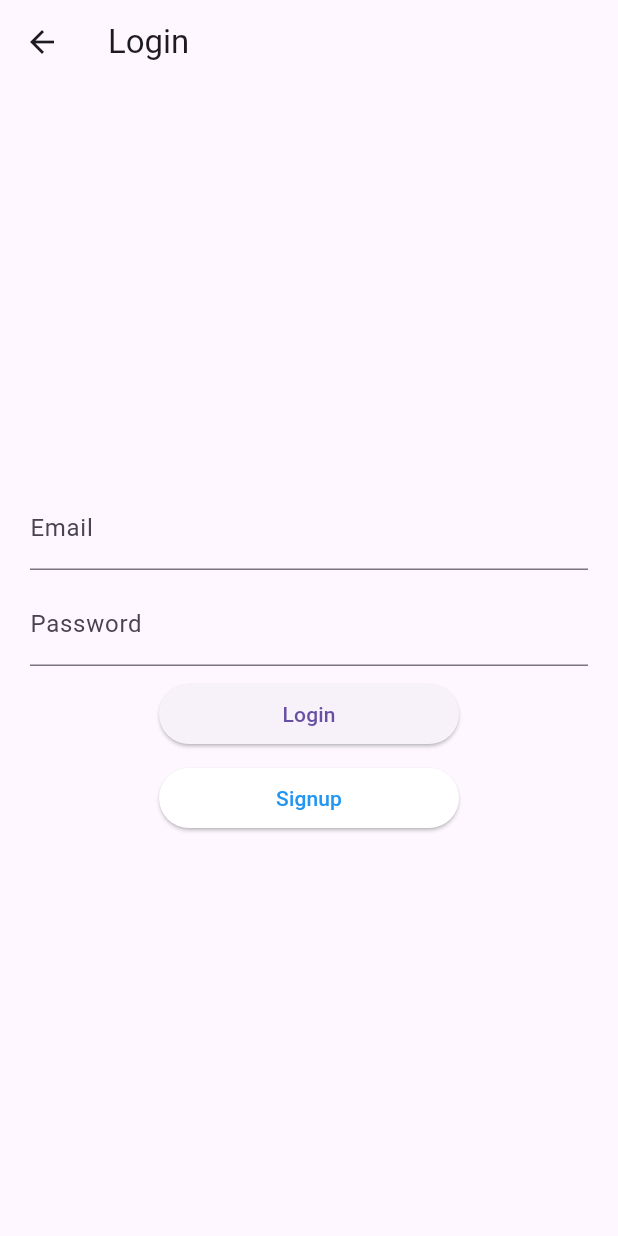
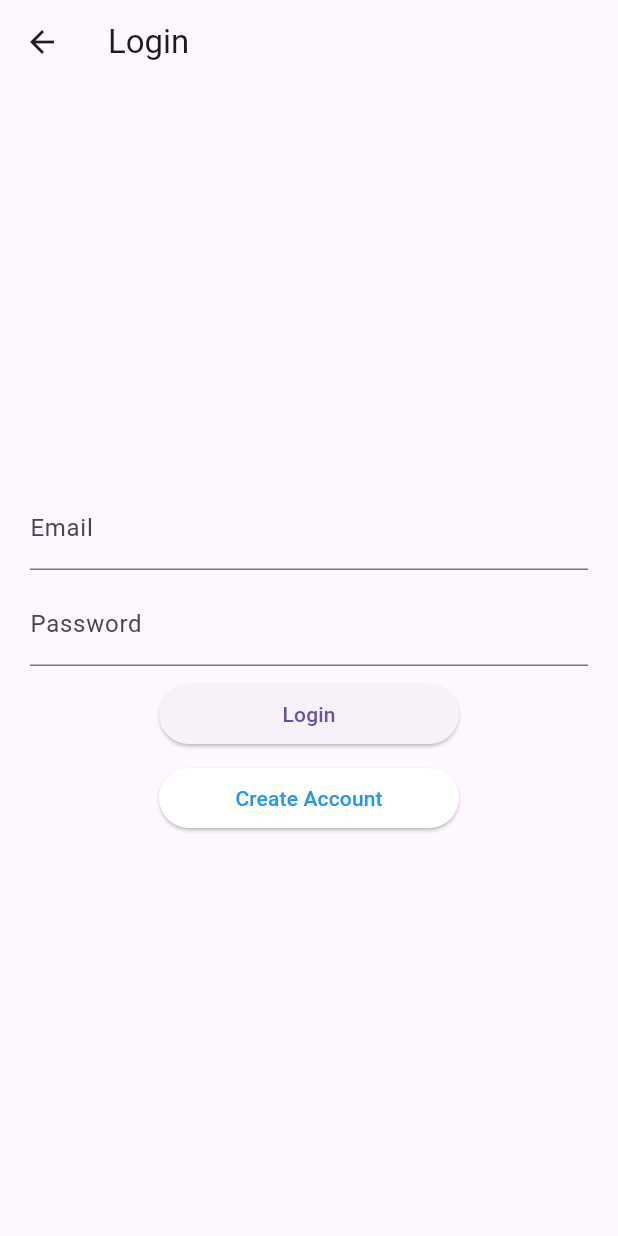
Before and after one commit to manuelduarte077/flutter_auth_flow_builder_bloc, a Flutter app: the LoginScreen screen opened directly, on a phone screen of 412 x 824 dp. Run offline on Flutter 3.47's test engine with Material 2 defaults, Android fonts, the phone set to English and light mode, and no system bars; our stand-ins replace bloc, equatable, firebase_auth, firebase_core, flutter_bloc; missing offline and left inert: flow_builder; accounts and stored records are empty; network calls fail.

```diff
--- a/lib/screens/auth/login_screen.dart
+++ b/lib/screens/auth/login_screen.dart
@@ -34,7 +34,7 @@ class LoginForm extends StatelessWidget {
     return BlocListener<LoginCubit, LoginState>(
       listener: (context, state) {
         if (state.status == LoginStatus.error) {
-          // Error
+          const Center(child: Text('Error'));
         }
       },
       child: Column(
@@ -121,7 +121,7 @@ class _SignupButton extends StatelessWidget {
         fixedSize: const Size(200, 40),
       ),
       child: const Text(
-        'Signup',
+        'Create Account',
         style: TextStyle(
           color: Colors.blue,
         ),
--- a/lib/screens/auth/signup_screen.dart
+++ b/lib/screens/auth/signup_screen.dart
@@ -15,7 +15,7 @@ class SignupScreen extends StatelessWidget {
     return Scaffold(
       appBar: AppBar(title: const Text('Signup')),
       body: Padding(
-        padding: const EdgeInsets.all(20.0),
+        padding: const EdgeInsets.all(20),
         child: BlocProvider<SignupCubit>(
           create: (_) => SignupCubit(context.read<AuthRepository>()),
           child: const SignupForm(),
```
Also changed, not shown: lib/screens/splash/splash_screen.dart (added, +10 -0 lines), 1 other file.
